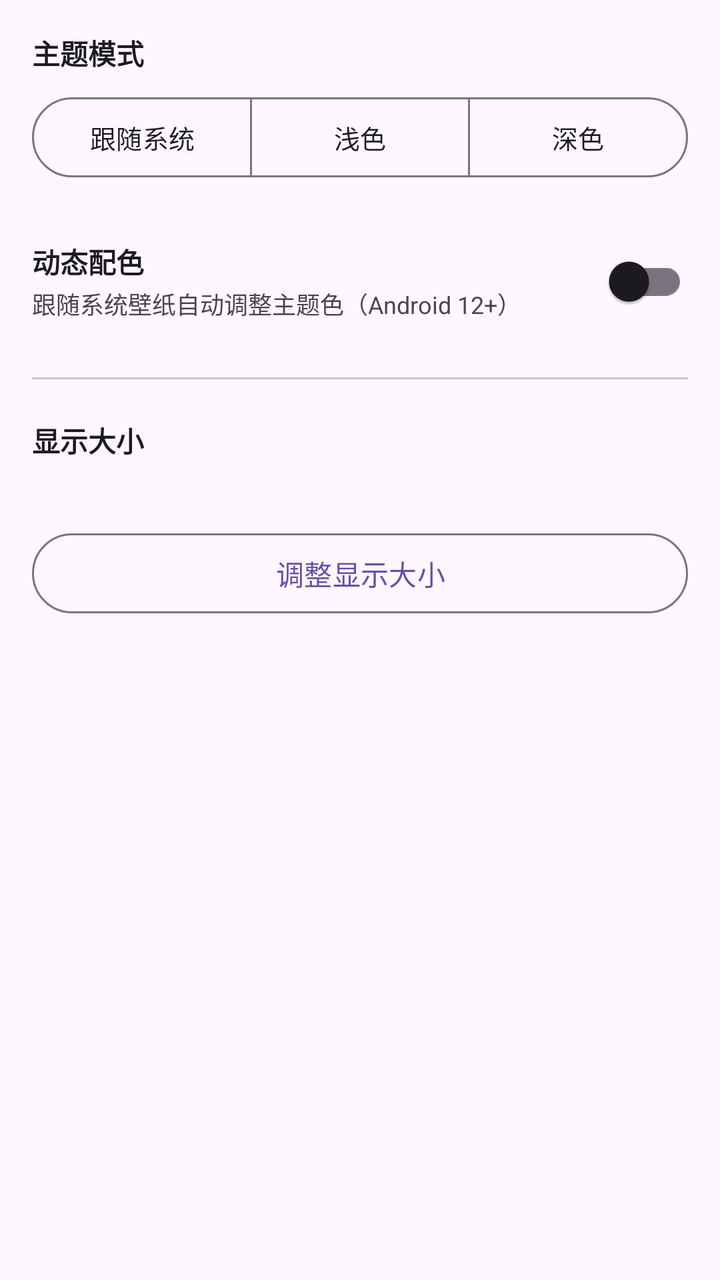
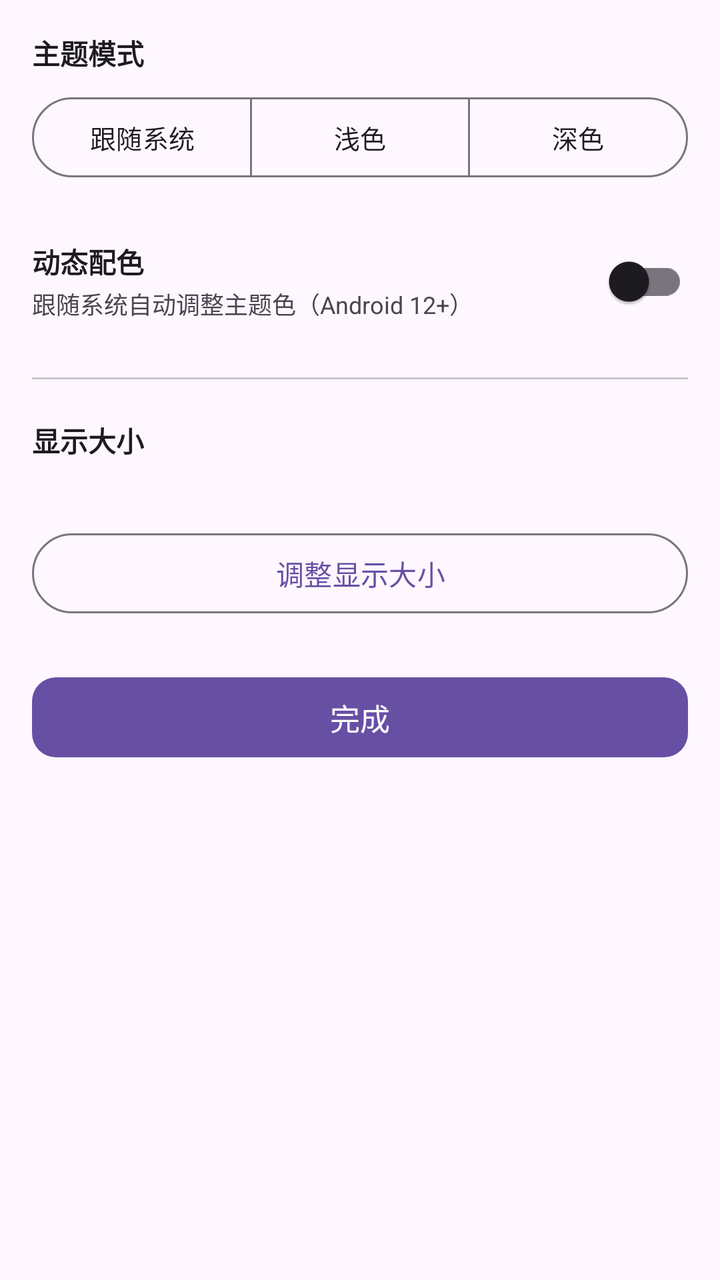

Screens rendered from an Android XML layout before and after an edit, with the pre-edit source and the edit as a unified diff.
<!-- AndroidManifest.xml: application theme AppTheme -->
<!-- res/layout/dialog_settings.xml -->
<?xml version="1.0" encoding="utf-8"?>
<ScrollView xmlns:android="http://schemas.android.com/apk/res/android"
    xmlns:app="http://schemas.android.com/apk/res-auto"
    android:layout_width="match_parent"
    android:layout_height="wrap_content">

    <LinearLayout
        android:layout_width="match_parent"
        android:layout_height="wrap_content"
        android:orientation="vertical"
        android:padding="16dp">

        
        <TextView
            android:layout_width="match_parent"
            android:layout_height="wrap_content"
            android:text="主题模式"
            android:textSize="14sp"
            android:textStyle="bold"
            android:textColor="?attr/colorOnSurface"
            android:layout_marginBottom="8dp" />

        <com.google.android.material.button.MaterialButtonToggleGroup
            android:id="@+id/themeModeToggleGroup"
            android:layout_width="match_parent"
            android:layout_height="wrap_content"
            android:layout_marginBottom="24dp"
            app:singleSelection="true"
            app:selectionRequired="true">

            <com.google.android.material.button.MaterialButton
                android:id="@+id/themeFollowSystemBtn"
                android:layout_width="0dp"
                android:layout_height="wrap_content"
                android:layout_weight="1"
                android:text="跟随系统"
                android:textSize="13sp"
                style="@style/Widget.Material3.Button.OutlinedButton" />

            <com.google.android.material.button.MaterialButton
                android:id="@+id/themeLightBtn"
                android:layout_width="0dp"
                android:layout_height="wrap_content"
                android:layout_weight="1"
                android:text="浅色"
                android:textSize="13sp"
                style="@style/Widget.Material3.Button.OutlinedButton" />

            <com.google.android.material.button.MaterialButton
                android:id="@+id/themeDarkBtn"
                android:layout_width="0dp"
                android:layout_height="wrap_content"
                android:layout_weight="1"
                android:text="深色"
                android:textSize="13sp"
                style="@style/Widget.Material3.Button.OutlinedButton" />

        </com.google.android.material.button.MaterialButtonToggleGroup>

        
        <LinearLayout
            android:id="@+id/dynamicColorLayout"
            android:layout_width="match_parent"
            android:layout_height="wrap_content"
            android:orientation="horizontal"
            android:gravity="center_vertical"
            android:layout_marginBottom="24dp">

            <LinearLayout
                android:layout_width="0dp"
                android:layout_height="wrap_content"
                android:layout_weight="1"
                android:orientation="vertical">

                <TextView
                    android:layout_width="wrap_content"
                    android:layout_height="wrap_content"
                    android:text="动态配色"
                    android:textSize="14sp"
                    android:textStyle="bold"
                    android:textColor="?attr/colorOnSurface" />

                <TextView
                    android:layout_width="wrap_content"
                    android:layout_height="wrap_content"
                    android:text="跟随系统壁纸自动调整主题色（Android 12+）"
                    android:textSize="12sp"
                    android:textColor="?attr/colorOnSurfaceVariant"
                    android:layout_marginTop="2dp" />

            </LinearLayout>

            <com.google.android.material.switchmaterial.SwitchMaterial
                android:id="@+id/dynamicColorSwitch"
                android:layout_width="wrap_content"
                android:layout_height="wrap_content" />

        </LinearLayout>

        
        <View
            android:layout_width="match_parent"
            android:layout_height="1dp"
            android:background="?attr/colorOutlineVariant"
            android:layout_marginBottom="20dp" />

        
        <TextView
            android:layout_width="match_parent"
            android:layout_height="wrap_content"
            android:text="显示大小"
            android:textSize="14sp"
            android:textStyle="bold"
            android:textColor="?attr/colorOnSurface"
            android:layout_marginBottom="8dp" />

        <TextView
            android:id="@+id/displaySizeCurrentText"
            android:layout_width="match_parent"
            android:layout_height="wrap_content"
            android:textSize="12sp"
            android:textColor="?attr/colorOnSurfaceVariant"
            android:layout_marginBottom="8dp" />

        <com.google.android.material.button.MaterialButton
            android:id="@+id/displaySizeButton"
            android:layout_width="match_parent"
            android:layout_height="wrap_content"
            android:text="调整显示大小"
            style="@style/Widget.Material3.Button.OutlinedButton" />

    </LinearLayout>

</ScrollView>
<!-- resources referenced by this layout -->
<resources>
  <style name="AppTheme" parent="Base.AppTheme" />
  <style name="Base.AppTheme" parent="Theme.Material3.DayNight.NoActionBar">
      
      
    </style>
</resources>

<!-- the commit's change to res/layout/dialog_settings.xml (unified diff, before → after) -->
@@ -83,7 +83,7 @@
                 <TextView
                     android:layout_width="wrap_content"
                     android:layout_height="wrap_content"
-                    android:text="跟随系统壁纸自动调整主题色（Android 12+）"
+                    android:text="跟随系统自动调整主题色（Android 12+）"
                     android:textSize="12sp"
                     android:textColor="?attr/colorOnSurfaceVariant"
                     android:layout_marginTop="2dp" />
@@ -129,6 +129,17 @@
             android:text="调整显示大小"
             style="@style/Widget.Material3.Button.OutlinedButton" />
 
+            
+        <com.google.android.material.button.MaterialButton
+            android:id="@+id/settingsDoneButton"
+            android:layout_width="match_parent"
+            android:layout_height="wrap_content"
+            android:text="完成"
+            android:textSize="15sp"
+            android:layout_marginTop="24dp"
+            app:cornerRadius="12dp"
+            style="@style/Widget.Material3.Button" />
+
     </LinearLayout>
 
 </ScrollView>
